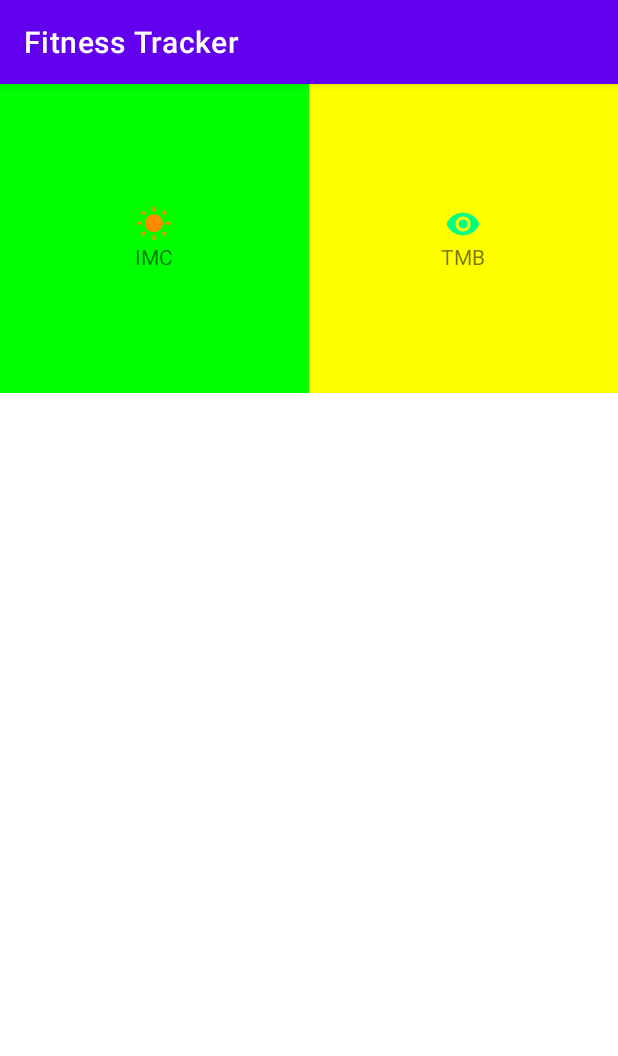
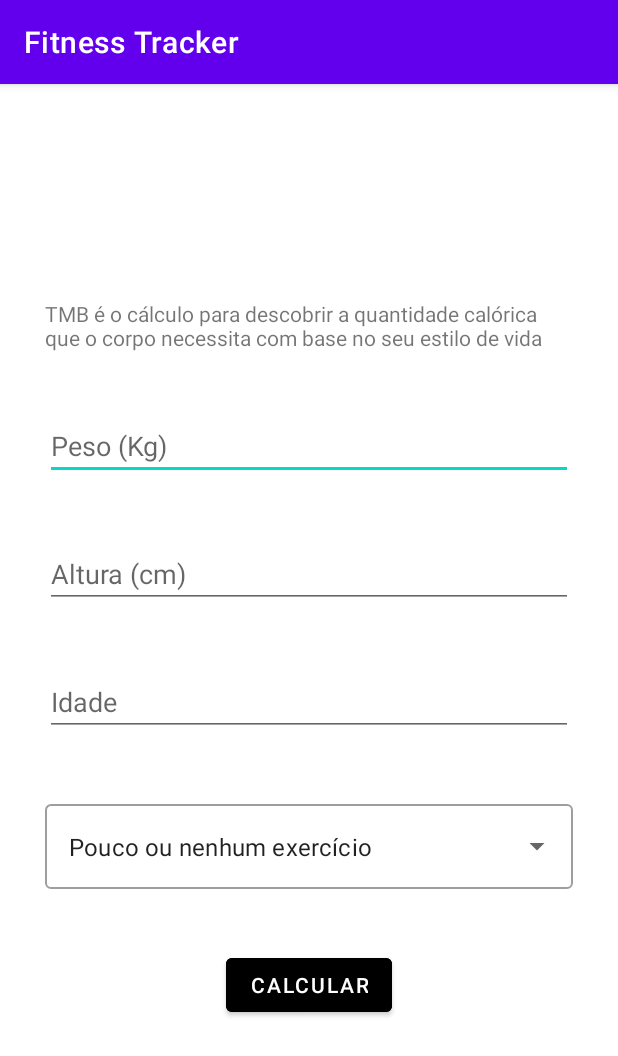
Before and after one commit to ubralex/Fiteness-Tracker, an Android app: the screen it shows after launch (MainActivity before the commit, TmbActivity after it), after a tap on "TMB", on a phone screen of 412 x 824 dp. Shown: the top 1056 px of the screen. Run offline under Robolectric (Android 15) with nearby library versions, the phone set to English and light mode, and no system bars; our stand-ins replace Room's generated code.

Commit message:
Fitness Tracker

```diff
--- a/app/src/main/AndroidManifest.xml
+++ b/app/src/main/AndroidManifest.xml
@@ -9,6 +9,9 @@
         android:roundIcon="@mipmap/ic_launcher_round"
         android:supportsRtl="true"
         android:theme="@style/Theme.FitnessTracker">
+        <activity
+            android:name=".TmbActivity"
+            android:exported="false" />
         <activity
             android:name=".ListCalcActivity"
             android:exported="false" />
--- a/app/src/main/java/co/alexbrito/fitnesstracker/MainActivity.kt
+++ b/app/src/main/java/co/alexbrito/fitnesstracker/MainActivity.kt
@@ -49,7 +49,8 @@ class MainActivity : AppCompatActivity() {
                 }
 
                 2 -> {
-
+                    val intent = Intent(this@MainActivity, TmbActivity::class.java)
+                    startActivity(intent)
                 }
             }
             Log.i("Teste", "Clicou $id!")
--- /dev/null
+++ b/app/src/main/java/co/alexbrito/fitnesstracker/TmbActivity.kt
@@ -0,0 +1,23 @@
+package co.alexbrito.fitnesstracker
+
+import androidx.appcompat.app.AppCompatActivity
+import android.os.Bundle
+import android.widget.ArrayAdapter
+import android.widget.AutoCompleteTextView
+
+class TmbActivity : AppCompatActivity() {
+
+    private lateinit var lifestyle: AutoCompleteTextView
+
+    override fun onCreate(savedInstanceState: Bundle?) {
+        super.onCreate(savedInstanceState)
+        setContentView(R.layout.activity_tmb)
+
+        lifestyle = findViewById(R.id.auto_lifestyle)
+        val items = resources.getStringArray(R.array.tmb_lifestyle)
+        lifestyle.setText(items.first())
+        val adapter = ArrayAdapter(this, android.R.layout.simple_list_item_1, items)
+        lifestyle.setAdapter(adapter)
+
+    }
+}
--- a/app/src/main/res/layout/activity_list_calc.xml
+++ b/app/src/main/res/layout/activity_list_calc.xml
@@ -7,7 +7,9 @@
     tools:context=".ListCalcActivity">
 
     <androidx.recyclerview.widget.RecyclerView
+        android:id="@+id/rv_list"
         android:layout_width="match_parent"
-        android:layout_height="match_parent" />
+        android:layout_height="match_parent"
+        tools:listitem="@android:layout/simple_list_item_1"/>
 
 </androidx.constraintlayout.widget.ConstraintLayout>
--- /dev/null
+++ b/app/src/main/res/layout/activity_tmb.xml
@@ -0,0 +1,59 @@
+<?xml version="1.0" encoding="utf-8"?>
+<ScrollView xmlns:android="http://schemas.android.com/apk/res/android"
+    xmlns:app="http://schemas.android.com/apk/res-auto"
+    xmlns:tools="http://schemas.android.com/tools"
+    android:layout_width="match_parent"
+    android:layout_height="match_parent">
+
+    <LinearLayout
+        android:layout_width="match_parent"
+        android:layout_height="wrap_content"
+        android:layout_gravity="center"
+        android:gravity="center"
+        android:orientation="vertical"
+        tools:context=".ImcActivity">
+
+        <TextView
+            style="@style/TextViewForm"
+            android:layout_width="wrap_content"
+            android:layout_height="wrap_content"
+            android:text="@string/tmb_desc" />
+
+        <EditText
+            android:id="@+id/edit_tmb_weight"
+            style="@style/EditTextForm"
+            android:hint="@string/weight" />
+
+        <EditText
+            android:id="@+id/edit_tmb_height"
+            style="@style/EditTextForm"
+            android:hint="@string/height" />
+
+        <EditText
+            android:id="@+id/edit_tmb_age"
+            style="@style/EditTextForm"
+            android:hint="@string/age" />
+
+        <com.google.android.material.textfield.TextInputLayout
+            style="@style/AutoTextViewForm"
+            android:layout_width="match_parent"
+            android:layout_height="wrap_content">
+
+            <AutoCompleteTextView
+                android:id="@+id/auto_lifestyle"
+                android:layout_width="match_parent"
+                android:layout_height="wrap_content"
+                android:inputType="none" />
+
+        </com.google.android.material.textfield.TextInputLayout>
+
+
+
+        <Button
+            android:id="@+id/btn_tmb_send"
+            style="@style/ButtonForm"
+            android:text="@string/calc" />
+
+    </LinearLayout>
+
+</ScrollView>
--- /dev/null
+++ b/app/src/main/res/values/arrays.xml
@@ -0,0 +1,10 @@
+<?xml version="1.0" encoding="utf-8"?>
+<resources>
+    <string-array name="tmb_lifestyle">
+        <item>Pouco ou nenhum exercício</item>
+        <item>Exercício leve, 1 a 3 dias por semana</item>
+        <item>Exercício moderado, 3 a 5 dias por semana</item>
+        <item>Exercício pesado, 6 a 7 dias por semana</item>
+        <item>Exercício pesado diariamente e até 2x/dia</item>
+    </string-array>
+</resources>
--- a/app/src/main/res/values/strings.xml
+++ b/app/src/main/res/values/strings.xml
@@ -3,6 +3,7 @@
     <string name="label_imc">IMC</string>
     <string name="label_tmb">TMB</string>
     <string name="imc_desc">IMC é a sigla para Índice de Massa Corporal que serve para avaliar o peso do indivíduo em relação à sua altura e assim indicar se está dentro do peso ideal, acima ou abaixo do peso desejado.\n\nPreencha os campos de peso e altura para descobrir o seu IMC</string>
+    <string name="tmb_desc">TMB é o cálculo para descobrir a quantidade calórica que o corpo necessita com base no seu estilo de vida</string>
     <string name="weight">Peso (Kg)</string>
     <string name="height">Altura (cm)</string>
     <string name="calc">Calcular</string>
@@ -18,6 +19,9 @@
     <string name="imc_extreme_weight">Extremamente obeso</string>
 
     <string name="imc_response">Seu IMC é: %1$.2f</string>
+    <string name="list_response">resultado: %1$.2f, data: %2$s</string>
     <string name="save">Salvar</string>
     <string name="saved">Registro salvo com sucesso</string>
+    <string name="search">Buscar</string>
+    <string name="age">Idade</string>
 </resources>
--- a/app/src/main/res/values/styles.xml
+++ b/app/src/main/res/values/styles.xml
@@ -25,4 +25,10 @@
 
     </style>
 
+    <style name="AutoTextViewForm" parent="@style/Widget.MaterialComponents.TextInputLayout.OutlinedBox.ExposedDropdownMenu" >
+        <item name="android:layout_marginStart">30dp</item>
+        <item name="android:layout_marginEnd">30dp</item>
+        <item name="android:layout_marginBottom">40dp</item>
+    </style>
+
 </resources>
```
Also changed, not shown: app/src/main/java/co/alexbrito/fitnesstracker/ImcActivity.kt (+22 -3 lines), app/src/main/java/co/alexbrito/fitnesstracker/ListCalcActivity.kt (+50 -1 lines), app/src/main/res/menu/menu.xml (added, +8 -0 lines).
